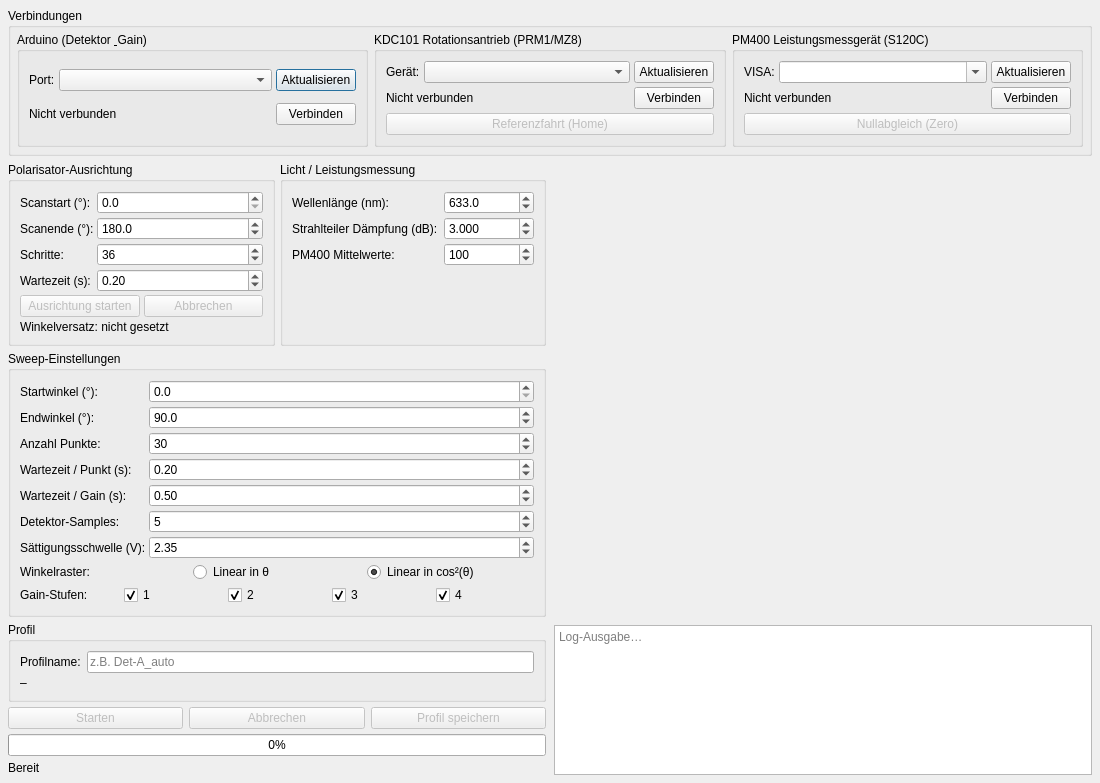
Qt form polarisation_ui/pyqt/auto_power_calibration.ui (cckssr/polarisation-ui) before a commit.
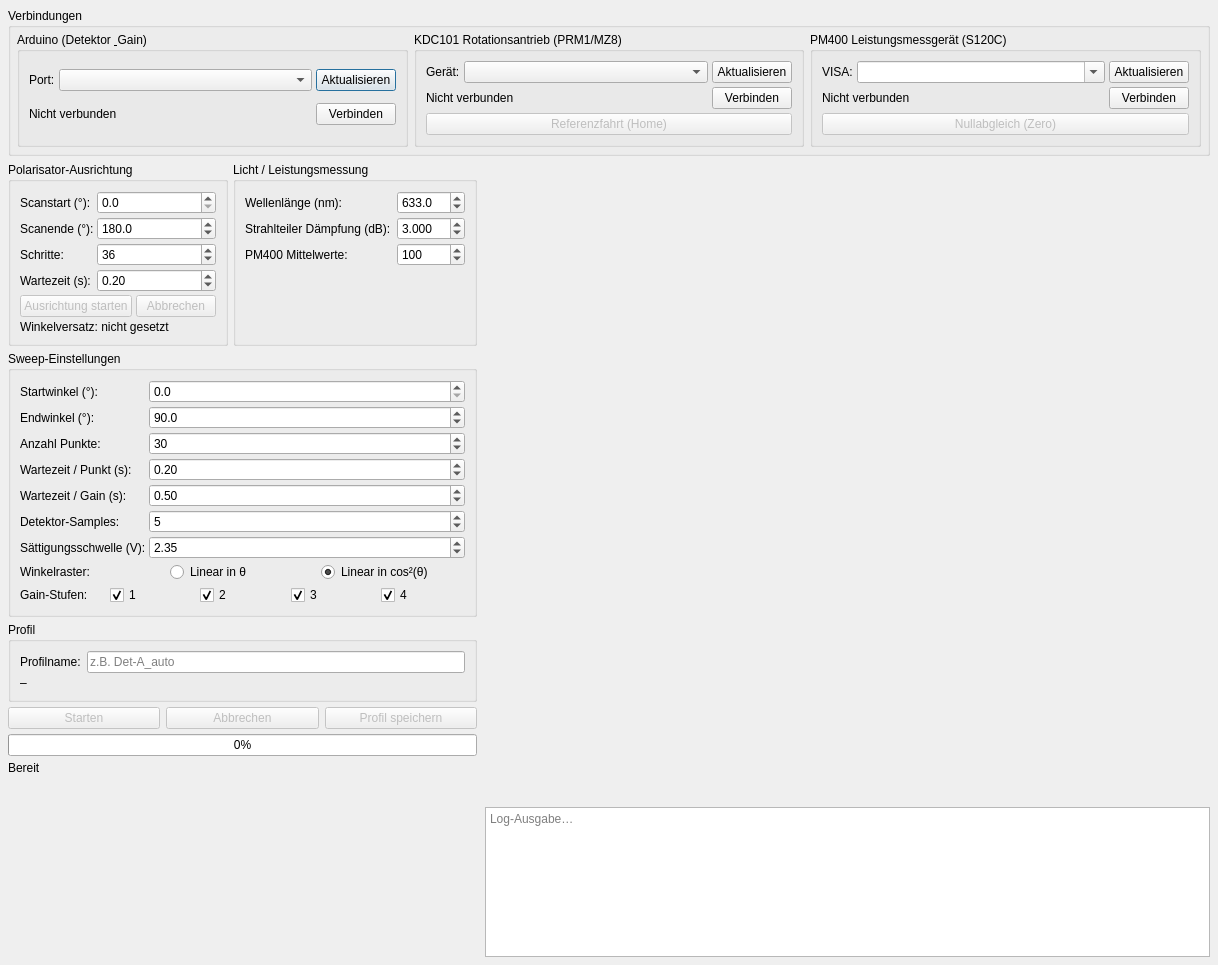
The same form after that commit. Custom widgets are drawn as their Qt base class.

```diff
--- a/polarisation_ui/pyqt/auto_power_calibration.ui
+++ b/polarisation_ui/pyqt/auto_power_calibration.ui
@@ -6,8 +6,8 @@
    <rect>
     <x>0</x>
     <y>0</y>
-    <width>1100</width>
-    <height>660</height>
+    <width>1218</width>
+    <height>965</height>
    </rect>
   </property>
   <property name="windowTitle">
@@ -229,7 +229,7 @@
    </item>
    <!-- ── Bottom: controls (left) + plot (right) ── -->
    <item>
-    <layout class="QHBoxLayout" name="workAreaLayout">
+    <layout class="QHBoxLayout" name="workAreaLayout" stretch="0,1">
      <property name="spacing">
       <number>8</number>
      </property>
@@ -281,13 +281,13 @@
                  <number>1</number>
                 </property>
                 <property name="minimum">
-                 <double>0.0</double>
+                 <double>0.000000000000000</double>
                 </property>
                 <property name="maximum">
-                 <double>360.0</double>
+                 <double>360.000000000000000</double>
                 </property>
                 <property name="value">
-                 <double>0.0</double>
+                 <double>0.000000000000000</double>
                 </property>
                </widget>
               </item>
@@ -313,13 +313,13 @@
                  <number>1</number>
                 </property>
                 <property name="minimum">
-                 <double>0.0</double>
+                 <double>0.000000000000000</double>
                 </property>
                 <property name="maximum">
-                 <double>360.0</double>
+                 <double>360.000000000000000</double>
                 </property>
                 <property name="value">
-                 <double>180.0</double>
+                 <double>180.000000000000000</double>
                 </property>
                </widget>
               </item>
@@ -371,16 +371,16 @@
                  <number>2</number>
                 </property>
                 <property name="minimum">
-                 <double>0.0</double>
+                 <double>0.000000000000000</double>
                 </property>
                 <property name="maximum">
-                 <double>10.0</double>
+                 <double>10.000000000000000</double>
                 </property>
                 <property name="singleStep">
                  <double>0.05</double>
                 </property>
                 <property name="value">
-                 <double>0.2</double>
+                 <double>0.200000000000000</double>
                 </property>
                </widget>
               </item>
@@ -455,13 +455,13 @@
                <number>1</number>
               </property>
               <property name="minimum">
-               <double>200.0</double>
+               <double>200.000000000000000</double>
               </property>
               <property name="maximum">
-               <double>1100.0</double>
+               <double>1100.000000000000000</double>
               </property>
               <property name="value">
-               <double>633.0</double>
+               <double>633.000000000000000</double>
               </property>
              </widget>
             </item>
@@ -487,16 +487,16 @@
                <number>3</number>
               </property>
               <property name="minimum">
-               <double>-60.0</double>
+               <double>-60.000000000000000</double>
               </property>
               <property name="maximum">
-               <double>90.0</double>
+               <double>90.000000000000000</double>
               </property>
               <property name="singleStep">
                <double>0.1</double>
               </property>
               <property name="value">
-               <double>3.0</double>
+               <double>3.000000000000000</double>
               </property>
              </widget>
             </item>
@@ -565,13 +565,13 @@
                <number>1</number>
               </property>
               <property name="minimum">
-               <double>0.0</double>
+               <double>0.000000000000000</double>
               </property>
               <property name="maximum">
-               <double>360.0</double>
+               <double>360.000000000000000</double>
               </property>
               <property name="value">
-               <double>0.0</double>
+               <double>0.000000000000000</double>
               </property>
              </widget>
             </item>
@@ -594,13 +594,13 @@
                <number>1</number>
               </property>
               <property name="minimum">
-               <double>0.0</double>
+               <double>0.000000000000000</double>
               </property>
               <property name="maximum">
-               <double>360.0</double>
+               <double>360.000000000000000</double>
               </property>
               <property name="value">
-               <double>90.0</double>
+               <double>90.000000000000000</double>
               </property>
              </widget>
             </item>
@@ -649,16 +649,16 @@
                <number>2</number>
               </property>
               <property name="minimum">
-               <double>0.0</double>
+               <double>0.000000000000000</double>
               </property>
               <property name="maximum">
-               <double>30.0</double>
+               <double>30.000000000000000</double>
               </property>
               <property name="singleStep">
                <double>0.05</double>
               </property>
               <property name="value">
-               <double>0.2</double>
+               <double>0.200000000000000</double>
               </property>
              </widget>
             </item>
@@ -681,16 +681,16 @@
                <number>2</number>
               </property>
               <property name="minimum">
-               <double>0.0</double>
+               <double>0.000000000000000</double>
               </property>
               <property name="maximum">
-               <double>10.0</double>
+               <double>10.000000000000000</double>
               </property>
               <property name="singleStep">
                <double>0.1</double>
               </property>
               <property name="value">
-               <double>0.5</double>
+               <double>0.500000000000000</double>
               </property>
              </widget>
             </item>
@@ -742,16 +742,16 @@
                <number>2</number>
               </property>
               <property name="minimum">
-               <double>1.00</double>
+               <double>1.000000000000000</double>
               </property>
               <property name="maximum">
-               <double>3.30</double>
+               <double>3.300000000000000</double>
               </property>
               <property name="singleStep">
                <double>0.05</double>
               </property>
               <property name="value">
-               <double>2.35</double>
+               <double>2.350000000000000</double>
               </property>
              </widget>
             </item>
```
Left out of the diff: 62 changed lines with no effect on the pictures.
